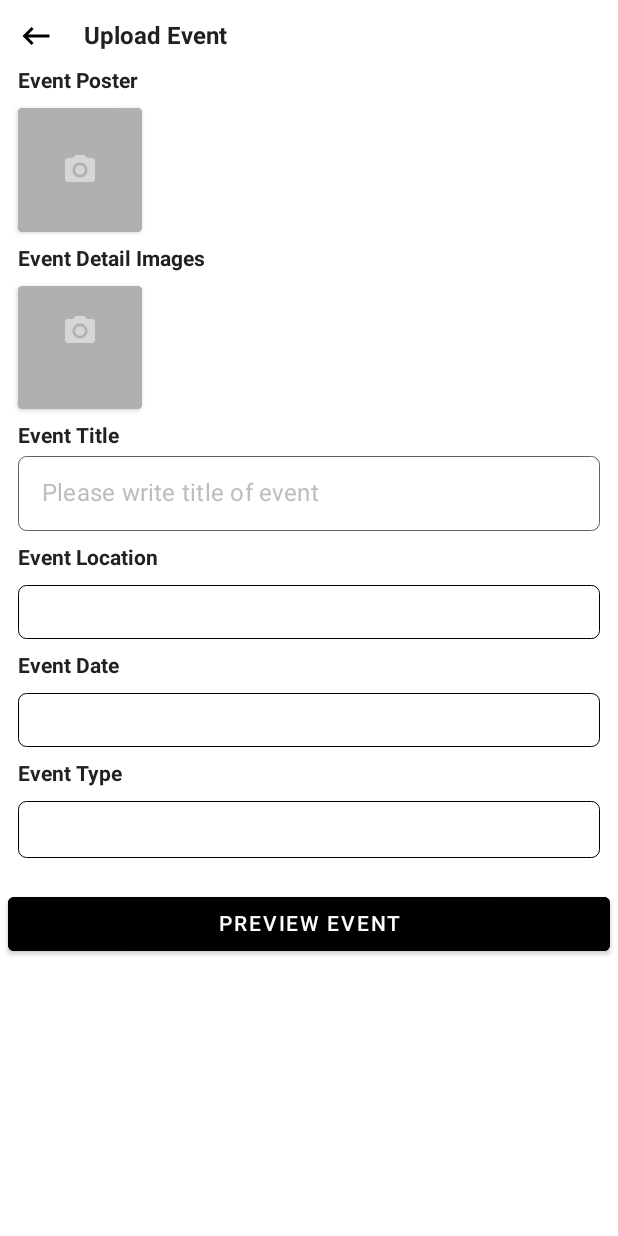
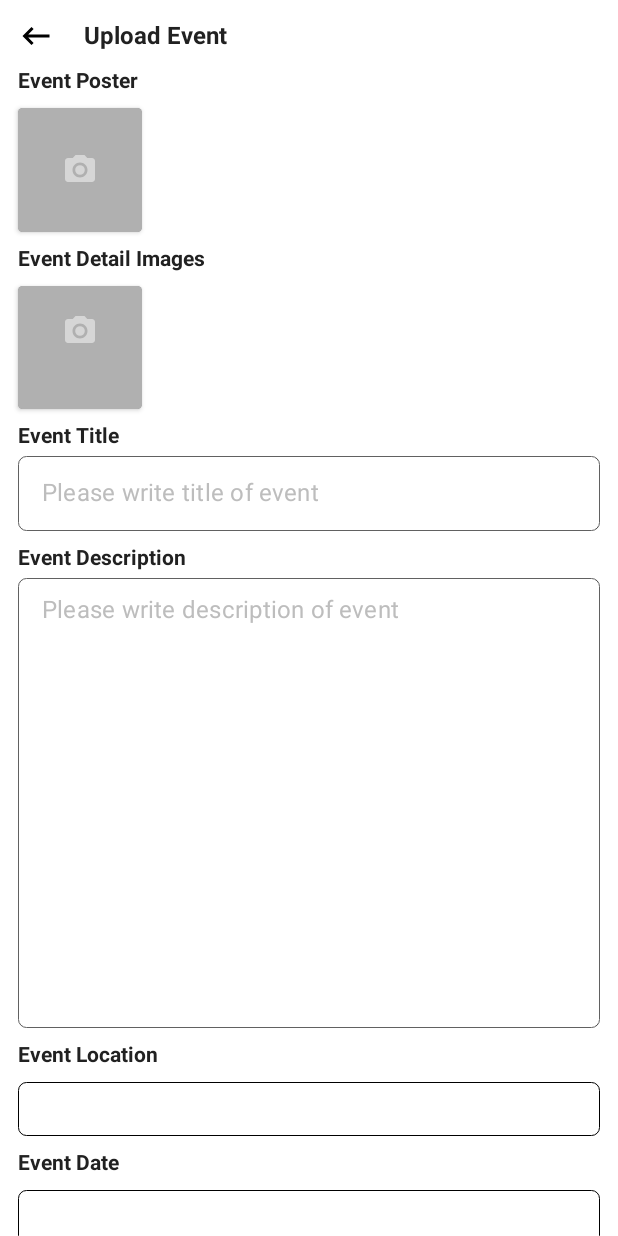
Before and after one commit to doro-watcha/UDC-Events-Android, an Android app: the fragment UploadEventFragment shown on its own in the app's theme, on a phone screen of 412 x 824 dp. Run offline under Robolectric (Android 15) with nearby library versions, the phone set to English and light mode, and no system bars; our stand-ins replace RxJava, data binding; libraries missing offline, so code that uses them is left out: gun0912.tedimagepicker.builder; network calls fail.

Commit message:
ENH : Upload Logic 간소화

```diff
--- a/app/src/main/AndroidManifest.xml
+++ b/app/src/main/AndroidManifest.xml
@@ -32,6 +32,7 @@
         <activity android:name=".views.upload.map.SearchAddressActivity" />
         <activity android:name=".views.search.detail.SearchDetailActivity" />
         <activity android:name=".views.search.SearchActivity" />
+        <activity android:name=".views.upload.UploadEventActivity"/>
         <activity
             android:name=".views.classShop.detail.ClassDetailActivity"
             android:configChanges="locale|layoutDirection|screenLayout|screenSize|orientation"
--- a/app/src/main/java/com/goddoro/udc/views/upload/EventTypeDialog.kt
+++ b/app/src/main/java/com/goddoro/udc/views/upload/EventTypeDialog.kt
@@ -7,6 +7,7 @@ import android.view.LayoutInflater
 import android.view.View
 import android.view.ViewGroup
 import android.view.Window
+import androidx.core.content.ContextCompat
 import androidx.fragment.app.DialogFragment
 import com.goddoro.common.CommonConst
 import com.goddoro.common.common.AutoClearedValue
@@ -51,6 +52,8 @@ class EventTypeDialog (  private val listener: onClickTypeListener): BottomSheet
         if (dialog != null && dialog?.window != null) {
             dialog?.window?.setBackgroundDrawable(ColorDrawable(Color.TRANSPARENT))
             dialog?.window?.requestFeature(Window.FEATURE_NO_TITLE)
+            dialog?.window?.statusBarColor =  (ContextCompat.getColor(requireActivity(), R.color.black))
+
         }
 
 
@@ -60,6 +63,7 @@ class EventTypeDialog (  private val listener: onClickTypeListener): BottomSheet
     override fun onViewCreated(view: View, savedInstanceState: Bundle?) {
 
         mBinding.lifecycleOwner = viewLifecycleOwner
+
 
 
         initView()
--- a/app/src/main/res/layout/dialog_event_type.xml
+++ b/app/src/main/res/layout/dialog_event_type.xml
@@ -2,7 +2,7 @@
 <layout xmlns:app="http://schemas.android.com/apk/res-auto">
 
     <androidx.constraintlayout.widget.ConstraintLayout
-        android:background="@color/background3"
+        android:background="@color/black"
         xmlns:android="http://schemas.android.com/apk/res/android" android:layout_width="match_parent"
         android:layout_height="match_parent">
 
--- a/app/src/main/res/layout/fragment_upload_event.xml
+++ b/app/src/main/res/layout/fragment_upload_event.xml
@@ -14,6 +14,7 @@
     <androidx.core.widget.NestedScrollView
         android:layout_width="match_parent"
         android:layout_height="match_parent"
+        android:overScrollMode="never"
         android:background="@color/white">
 
         <androidx.constraintlayout.widget.ConstraintLayout
@@ -141,6 +142,7 @@
                 android:layout_marginStart="10dp"
                 android:layout_marginEnd="12dp"
                 android:orientation="horizontal"
+                android:overScrollMode="never"
                 app:layoutManager="androidx.recyclerview.widget.LinearLayoutManager"
                 app:layout_constraintBottom_toBottomOf="@id/btn_img_upload"
                 app:layout_constraintEnd_toEndOf="parent"
@@ -188,6 +190,46 @@
 
             </com.google.android.material.textfield.TextInputLayout>
 
+            <TextView
+                android:id="@+id/txt_description"
+                android:layout_width="wrap_content"
+                android:layout_height="wrap_content"
+                android:layout_marginTop="10dp"
+                android:text="@string/txt_event_description"
+                android:textColor="@color/text_color_1"
+                android:textStyle="bold"
+                app:layout_constraintStart_toStartOf="@+id/btn_img_upload"
+                app:layout_constraintTop_toBottomOf="@+id/layout_edit_title" />
+
+            <com.google.android.material.textfield.TextInputLayout
+                android:id="@+id/layout_edit_description"
+                style="@style/Widget.MaterialComponents.TextInputLayout.OutlinedBox.Dense"
+                android:layout_width="match_parent"
+                android:layout_height="wrap_content"
+                android:layout_marginStart="12dp"
+                android:layout_marginTop="5dp"
+                android:layout_marginEnd="12dp"
+                android:layout_marginBottom="10dp"
+                android:background="@drawable/border_white_background"
+                app:hintEnabled="false"
+                app:endIconTint="@color/black"
+                app:layout_constraintTop_toBottomOf="@+id/txt_description">
+
+                <com.google.android.material.textfield.TextInputEditText
+                    android:id="@+id/edit_description"
+                    android:layout_width="match_parent"
+                    android:layout_height="300dp"
+                    android:paddingTop="12dp"
+                    android:gravity="top"
+                    android:text="@={vm.description}"
+                    android:textColorHint="@color/gray_text_color_2"
+                    android:hint="@string/txt_write_description"
+                    android:textColor="@color/text_color_1" />
+
+            </com.google.android.material.textfield.TextInputLayout>
+
+
+
 
             <TextView
                 android:id="@+id/txt_location"
@@ -198,7 +240,7 @@
                 android:textColor="@color/text_color_1"
                 android:textStyle="bold"
                 app:layout_constraintStart_toStartOf="@+id/layout_edit_title"
-                app:layout_constraintTop_toBottomOf="@+id/layout_edit_title" />
+                app:layout_constraintTop_toBottomOf="@+id/layout_edit_description" />
 
 
             <TextView
@@ -213,9 +255,10 @@
                 android:singleLine="true"
                 android:textColor="@{vm.location == null ? @color/gray_text_color_2 : @color/black}"
                 android:onDebounceClick="@{ () -> vm.onClickSearchAddress()}"
-                android:text="@{vm.location == null ? @string/txt_pick_date_message : vm.location}"
-                android:textStyle="bold"
+                android:text="@{vm.location == null ? @string/txt_pick_address_message : vm.location}"
                 app:layout_constraintEnd_toEndOf="parent"
+                tools:text="@string/txt_pick_address_message"
+                tools:textColor="@color/gray_text_color_2"
                 app:layout_constraintStart_toStartOf="@+id/txt_location"
                 app:layout_constraintTop_toBottomOf="@+id/txt_location" />
 
@@ -240,7 +283,6 @@
                 android:background="@drawable/border_white_background"
                 android:padding="10dp"
                 android:text="@{vm.date == null ? @string/txt_pick_date_message : vm.date}"
-                android:textStyle="bold"
                 android:onDebounceClick="@{() -> vm.onClickCalendarDialog()}"
                 app:layout_constraintEnd_toEndOf="@+id/location"
                 app:layout_constraintStart_toStartOf="@+id/location"
@@ -286,8 +328,8 @@
                 android:layout_marginTop="20dp"
                 android:layout_marginEnd="5dp"
                 android:backgroundTint="@color/black"
-                android:onDebounceClick="@{() -> vm.onClickPreview()}"
-                android:text="@string/txt_preview_event"
+                android:onDebounceClick="@{() -> vm.onClickUploadButton()}"
+                android:text="@string/txt_upload_event"
                 android:textColor="@color/white"
                 app:layout_constraintTop_toBottomOf="@+id/type" />
 
--- a/app/src/main/res/layout/item_event_detail_image.xml
+++ b/app/src/main/res/layout/item_event_detail_image.xml
@@ -28,7 +28,6 @@
             app:layout_constraintDimensionRatio="1:1"
             app:layout_constraintStart_toStartOf="parent"
             app:layout_constraintTop_toTopOf="parent"
-
             tools:src="@drawable/sample_image_01" />
 
     </androidx.constraintlayout.widget.ConstraintLayout>
--- a/common/src/main/res/values/strings.xml
+++ b/common/src/main/res/values/strings.xml
@@ -25,7 +25,7 @@
     <string name="txt_event_type">Event Type</string>
     <string name="txt_event_date">Event Date</string>
     <string name="common_ok">OK</string>
-    <string name="dialog_error_unknown">Erro Occured</string>
+    <string name="dialog_error_unknown">Error Occured</string>
     <string name="common_cancel">Cancel</string>
     <string name="dialog_upload_completed">Your Event is Uploaded Successfully</string>
     <string name="common_workshop">Workshop</string>
@@ -58,6 +58,7 @@
     <string name="txt_pick_date_message">Please pick the date</string>
     <string name="txt_pick_time_message">Please pick the time</string>
     <string name="txt_write_title_message">Please write title of event</string>
+    <string name="txt_write_description">Please write description of event</string>
     <string name="txt_pick_type_message">Please Pick type of event</string>
 
     <string name="txt_pick_server">Please pick server</string>
@@ -73,4 +74,12 @@
 
     <string name="txt_event_description_sample">진행방식 : 1차 예선 진행 후 Top 16 선발 , 2차 예선 진행 후 본선진행\n심사위원 : Mett / Daesong / Hyeon Joo\nMC / DJ : MC : Dancer Feel Dj : Bigmom\n참여방법 : 010-9518-6583으로 문자접수\n유의사항 : 2003년생까지 참가 가능</string>
 
+    <string name="common_confirm_upper">OK</string>
+    <string name="common_cancel_upper">CANCEL</string>
+
+    <string name="common_notification_upper">NOTIFICATION</string>
+    <string name="txt_fill_all_edit_text">Please fill all information about event.</string>
+
+    <string name="txt_upload_event_message">Do you want to upload the event?</string>
+    <string name="txt_upload_error_message">Error Occurence while uploading event</string>
 </resources>
```
Also changed, not shown: app/src/main/java/com/goddoro/udc/views/upload/UploadEventFragment.kt (+22 -3 lines), app/src/main/java/com/goddoro/udc/views/upload/UploadEventViewModel.kt (+13 -6 lines), common/src/main/java/com/goddoro/common/dialog/TextDoubleDialog.kt (added, +170 -0 lines), common/src/main/java/com/goddoro/common/dialog/TextSingleDialog.kt (added, +118 -0 lines), common/src/main/res/layout/dialog_text_double.xml (added, +63 -0 lines), common/src/main/res/layout/dialog_text_single.xml (added, +52 -0 lines), 1 other file.
